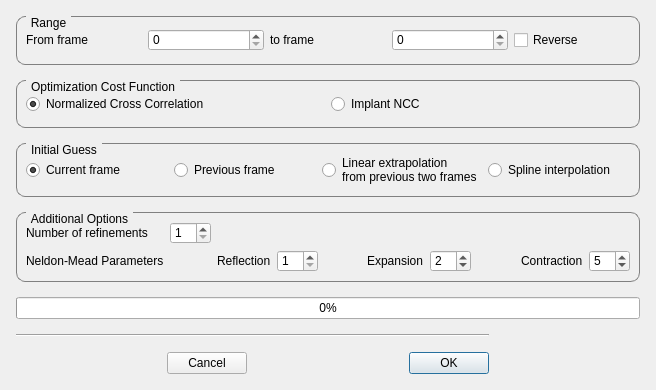
Qt form autoscoper/src/ui/ui-files/TrackingOptionsDialog.ui (BrownBiomechanics/Autoscoper) before a commit.
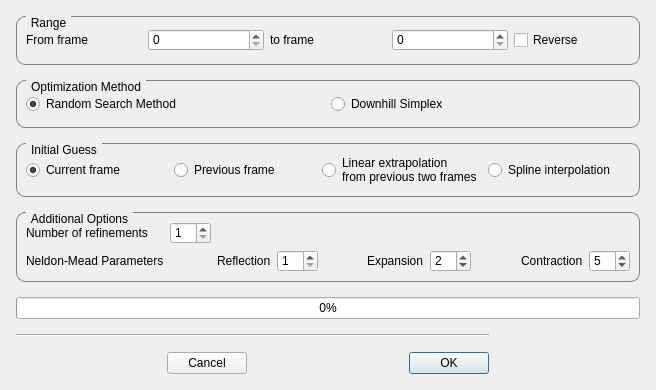
The same form after that commit.

Commit message: Added Export NCC values option. Added an ability to change the optimization method (default is random search now). Commented out deleting frame because it's not working. Changed Save to Save Tracking.

Diff of the .ui file:
```diff
--- a/autoscoper/src/ui/ui-files/TrackingOptionsDialog.ui
+++ b/autoscoper/src/ui/ui-files/TrackingOptionsDialog.ui
@@ -468,13 +468,13 @@
 }</string>
        </property>
        <property name="title">
-        <string>Optimization Cost Function</string>
+        <string>Optimization Method</string>
        </property>
        <layout class="QGridLayout" name="gridLayout_2" columnstretch="0,0" columnminimumwidth="0,0">
         <item row="0" column="0">
          <widget class="QRadioButton" name="radioButton_ncc_cost">
           <property name="text">
-           <string>Normalized Cross Correlation</string>
+           <string>Random Search Method</string>
           </property>
           <property name="checked">
            <bool>true</bool>
@@ -484,7 +484,7 @@
         <item row="0" column="1">
          <widget class="QRadioButton" name="radioButton_implant_cost">
           <property name="text">
-           <string>Implant NCC</string>
+           <string>Downhill Simplex</string>
           </property>
           <property name="checked">
            <bool>false</bool>
```
The commit also changes 5 other files.
